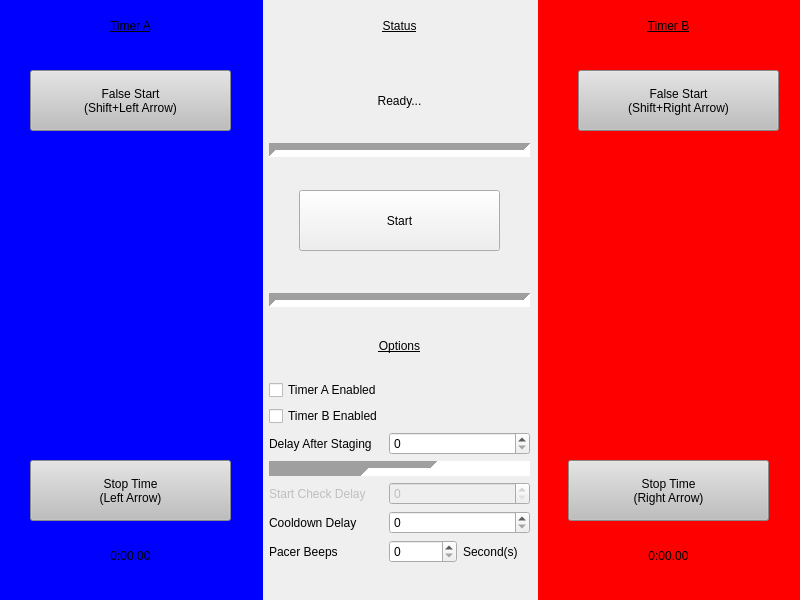
Old version of the form V2/GUI.ui in the repository Quantum158/SpeedController.
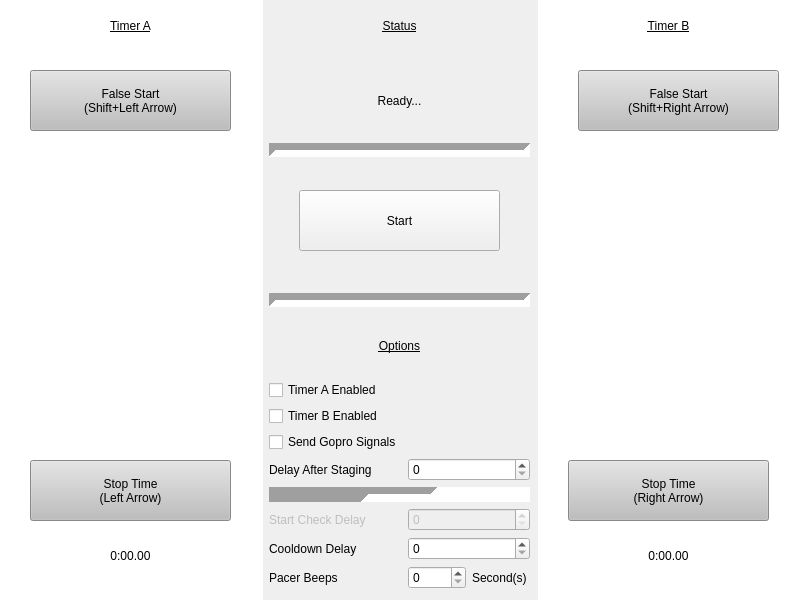
New version of the form.

Diff of the .ui file:
```diff
--- a/V2/GUI.ui
+++ b/V2/GUI.ui
@@ -60,7 +60,7 @@
      <item>
       <widget class="QWidget" name="AHalf" native="true">
        <property name="styleSheet">
-        <string notr="true">background-color: rgb(0, 0, 255);</string>
+        <string notr="true">background-color: rgb(255, 255, 255);</string>
        </property>
        <widget class="QLabel" name="TimerALabel">
         <property name="geometry">
@@ -276,7 +276,7 @@
           <x>0</x>
           <y>380</y>
           <width>261</width>
-          <height>186</height>
+          <height>218</height>
          </rect>
         </property>
         <layout class="QFormLayout" name="formLayout_2">
@@ -294,17 +294,17 @@
            </property>
           </widget>
          </item>
-         <item row="2" column="0">
+         <item row="3" column="0">
           <widget class="QLabel" name="delayAfterStagingLabel">
            <property name="text">
             <string>Delay After Staging</string>
            </property>
           </widget>
          </item>
-         <item row="2" column="1">
+         <item row="3" column="1">
           <widget class="QSpinBox" name="StageDelaySpin"/>
          </item>
-         <item row="3" column="0" colspan="2">
+         <item row="4" column="0" colspan="2">
           <widget class="Line" name="line_3">
            <property name="minimumSize">
             <size>
@@ -320,7 +320,7 @@
            </property>
           </widget>
          </item>
-         <item row="4" column="0">
+         <item row="5" column="0">
           <widget class="QLabel" name="checkDelayLabel">
            <property name="enabled">
             <bool>false</bool>
@@ -330,31 +330,31 @@
            </property>
           </widget>
          </item>
-         <item row="4" column="1">
+         <item row="5" column="1">
           <widget class="QSpinBox" name="CheckDelaySpin">
            <property name="enabled">
             <bool>false</bool>
            </property>
           </widget>
          </item>
-         <item row="5" column="0">
+         <item row="6" column="0">
           <widget class="QLabel" name="cooldownDelayLabel">
            <property name="text">
             <string>Cooldown Delay</string>
            </property>
           </widget>
          </item>
-         <item row="5" column="1">
+         <item row="6" column="1">
           <widget class="QSpinBox" name="CooldownSpin"/>
          </item>
-         <item row="6" column="0">
+         <item row="7" column="0">
           <widget class="QLabel" name="label">
            <property name="text">
             <string>Pacer Beeps</string>
            </property>
           </widget>
          </item>
-         <item row="6" column="1">
+         <item row="7" column="1">
           <layout class="QHBoxLayout" name="horizontalLayout">
            <item>
             <widget class="QSpinBox" name="PacerBeepsSpin"/>
@@ -368,6 +368,20 @@
            </item>
           </layout>
          </item>
+         <item row="8" column="0">
+          <widget class="Line" name="line_4">
+           <property name="orientation">
+            <enum>Qt::Horizontal</enum>
+           </property>
+          </widget>
+         </item>
+         <item row="2" column="0">
+          <widget class="QCheckBox" name="checkGoProCommands">
+           <property name="text">
+            <string>Send Gopro Signals</string>
+           </property>
+          </widget>
+         </item>
         </layout>
        </widget>
       </widget>
@@ -378,7 +392,7 @@
         <bool>true</bool>
        </property>
        <property name="styleSheet">
-        <string notr="true">background-color: rgb(255, 0, 0);</string>
+        <string notr="true">background-color: rgb(255, 255, 255);</string>
        </property>
        <widget class="QLabel" name="TimerBLabel">
         <property name="geometry">
```
Left out of the diff: 6 changed lines with no effect on the pictures.
